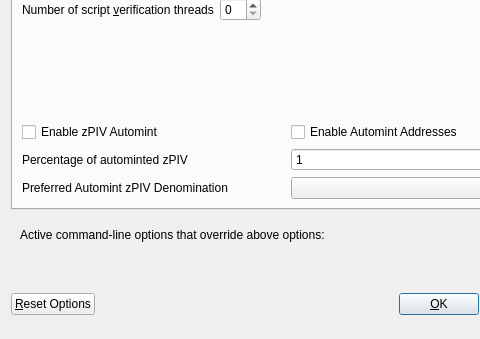
Bittoriumv2/Bittorium, file src/qt/forms/optionsdialog.ui: the form before one commit; both pictures show x 0 to 480 and y 103 to 442 of the 576 by 442 pixel window.
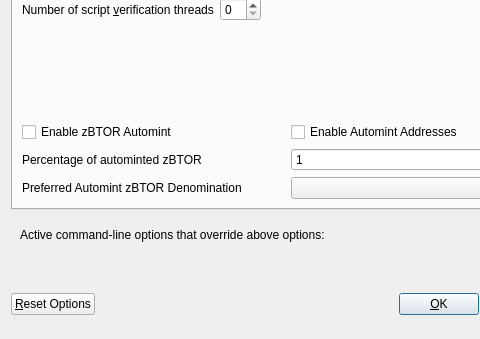
The form after the commit. The open tabs and pages were chosen to show the change. Custom widgets are drawn as their Qt base class.

```diff
--- a/src/qt/forms/optionsdialog.ui
+++ b/src/qt/forms/optionsdialog.ui
@@ -141,7 +141,7 @@
             <enum>Qt::LeftToRight</enum>
            </property>
            <property name="text">
-            <string>Enable zPIV Automint</string>
+            <string>Enable zBTOR Automint</string>
            </property>
           </widget>
          </item>
@@ -168,7 +168,7 @@
             <string>Percentage of incoming PIV which get automatically converted to zPIV via Zerocoin Protocol (min: 10%)</string>
            </property>
            <property name="text">
-            <string>Percentage of autominted zPIV</string>
+            <string>Percentage of autominted zBTOR</string>
            </property>
           </widget>
          </item>
@@ -201,7 +201,7 @@
             <string>Wait with automatic conversion to Zerocoin until enough PIV for this denomination is available</string>
            </property>
            <property name="text">
-            <string>Preferred Automint zPIV Denomination</string>
+            <string>Preferred Automint zBTOR Denomination</string>
            </property>
           </widget>
          </item>
```
Left out of the diff: 10 changed lines with no effect on the pictures.
